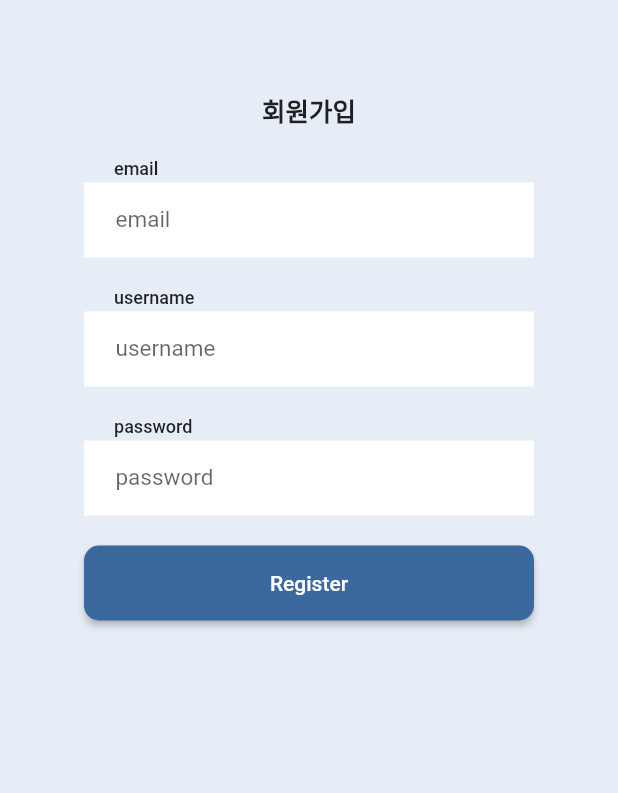
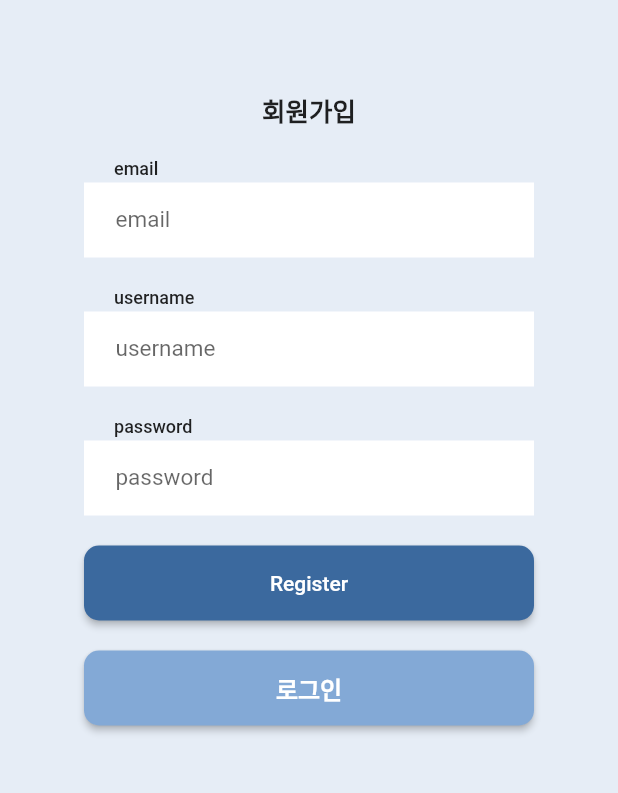
Before and after one commit to 79841/letsdo-admin-app, a Flutter app: the screen it shows after launch, after a tap on "회원가입", on a phone screen of 412 x 824 dp, the part 134-927 px from its top. Run offline on Flutter 3.47's test engine with Material 2 defaults, Android fonts, the phone set to English and light mode, and no system bars; our stand-ins replace flutter_secure_storage, image_picker, jwt_decoder, syncfusion_flutter_charts; accounts and stored records are empty; network calls fail.

Commit message:
kscia admin app 0.2v

```diff
--- a/lib/component/chat/message.dart
+++ b/lib/component/chat/message.dart
@@ -33,6 +33,20 @@ class MessageBoxes extends StatefulWidget {
 }
 
 class MessageBoxesState extends State<MessageBoxes> {
+  bool showMessages = false;
+
+  void scrollToBottomAndShowMessages() {
+    if (showMessages) {
+      return;
+    }
+    widget.scrollToBottom();
+    Timer(const Duration(milliseconds: 200), () {
+      setState(() {
+        showMessages = true;
+      });
+    });
+  }
+
   @override
   void initState() {
     super.initState();
@@ -50,7 +64,9 @@ class MessageBoxesState extends State<MessageBoxes> {
         builder: (context, snapshot) {
           Uint8List? opponentProfileImage = snapshot.data;
 
-          return ListView.builder(
+          ListView messages = ListView.builder(
+            // reverse: true,
+            shrinkWrap: true,
             controller: widget.scrollController,
             itemCount: widget.messages.length,
             itemBuilder: (BuildContext context, int index) {
@@ -107,6 +123,8 @@ class MessageBoxesState extends State<MessageBoxes> {
               );
             },
           );
+          scrollToBottomAndShowMessages();
+          return showMessages ? messages : const CircularProgressIndicator();
         },
       ),
     );
--- a/lib/main.dart
+++ b/lib/main.dart
@@ -1,4 +1,5 @@
 import 'package:flutter/material.dart';
+import 'package:ksica/config/style.dart';
 import 'package:ksica/provider/auth.dart';
 import 'package:ksica/provider/chatroom.dart';
 import 'package:ksica/provider/check_list.dart';
@@ -52,7 +53,7 @@ class MyApp extends StatelessWidget {
     return MaterialApp(
       debugShowCheckedModeBanner: false,
       theme: ThemeData(
-        primaryColor: Colors.blue,
+        primaryColor: darkBlue,
         unselectedWidgetColor: Colors.white,
       ),
       home: const WidgetTree(),
--- a/lib/screen/chat_screen.dart
+++ b/lib/screen/chat_screen.dart
@@ -40,11 +40,6 @@ class _ChatScreenState extends State<ChatScreen> {
   void _scrollToBottom() {
     if (scrollController.hasClients) {
       scrollController.jumpTo(scrollController.position.maxScrollExtent);
-      // scrollController.animateTo(
-      //   scrollController.position.maxScrollExtent,
-      //   duration: const Duration(milliseconds: 100),
-      //   curve: Curves.easeOut,
-      // );
     }
   }
 
--- a/lib/screen/login_register_screen.dart
+++ b/lib/screen/login_register_screen.dart
@@ -241,6 +241,37 @@ class _LoginScreenState extends State<LoginScreen> {
     );
   }
 
+  Widget _changeLoginMode(BuildContext context) {
+    return SizedBox(
+      width: LoginScreenStyle.boxWidth,
+      height: LoginScreenStyle.boxHeight,
+      child: ElevatedButton(
+        style: ButtonStyle(
+          backgroundColor: MaterialStateProperty.all(mainBlue),
+          shape: MaterialStateProperty.all<RoundedRectangleBorder>(
+            RoundedRectangleBorder(
+              borderRadius: BorderRadius.circular(10.0),
+            ),
+          ),
+        ),
+        onPressed: () {
+          setState(
+            () {
+              isLogin = true;
+            },
+          );
+        },
+        child: const Text(
+          '로그인',
+          style: TextStyle(
+            fontSize: LoginScreenStyle.buttonFontSize,
+            fontWeight: LoginScreenStyle.buttonFontWeight,
+          ),
+        ),
+      ),
+    );
+  }
+
   Widget _registerMode(BuildContext context) {
     return SizedBox(
       width: LoginScreenStyle.boxWidth,
@@ -285,6 +316,8 @@ class _LoginScreenState extends State<LoginScreen> {
           ),
           hspace(LoginScreenStyle.bottomMargin),
           _registerButton(context),
+          hspace(LoginScreenStyle.bottomMargin),
+          _changeLoginMode(context),
         ],
       ),
     );
--- a/lib/screen/profile_screen.dart
+++ b/lib/screen/profile_screen.dart
@@ -37,6 +37,7 @@ class _ProfileScreenState extends State<ProfileScreen> {
       _image = File(pickedFile.path);
       await deleteProfileImage();
       await uploadProfileImage(_image!);
+      setState(() {});
     } else {
       print('No image selected.');
     }
--- a/lib/screen/token_login_screen.dart
+++ b/lib/screen/token_login_screen.dart
@@ -3,6 +3,7 @@ import 'dart:async';
 import 'package:flutter/material.dart';
 import 'package:flutter_secure_storage/flutter_secure_storage.dart';
 import 'package:ksica/config/style.dart';
+import 'package:ksica/utils/space.dart';
 import 'package:provider/provider.dart';
 
 import '../provider/auth.dart';
@@ -25,7 +26,6 @@ class TokenLoginScreen extends StatelessWidget {
         if (snapshot.hasError) {
           Timer(const Duration(seconds: 1), () => goToLogin(context));
         } else if (snapshot.hasData) {
-          print("token login snapshot");
           Timer(const Duration(seconds: 1), () async {
             final token = snapshot.data!["Authorization"];
             await storage.write(
@@ -49,15 +49,39 @@ class TokenLoginScreen extends StatelessWidget {
               ),
             );
           });
-          print(snapshot.data);
         }
-        print("token login snapshot");
-        print(snapshot.data);
 
-        return Container(
-          color: lightBlue,
-          child: const Center(
-            child: CircularProgressIndicator(),
+        return Scaffold(
+          body: Container(
+            alignment: Alignment.center,
+            width: MediaQuery.of(context).size.width,
+            height: MediaQuery.of(context).size.height,
+            color: lightBlue,
+            child: Container(
+              alignment: Alignment.center,
+              height: 100.0,
+              width: 200.0,
+              child: Column(
+                children: [
+                  const Text(
+                    "로그인 진행 중",
+                    style: TextStyle(
+                      color: mainBlack,
+                      fontSize: 18.0,
+                      fontWeight: FontWeight.w600,
+                    ),
+                  ),
+                  hspace(10.0),
+                  const SizedBox(
+                    height: 30.0,
+                    width: 30.0,
+                    child: CircularProgressIndicator(
+                      strokeWidth: 4.0,
+                    ),
+                  ),
+                ],
+              ),
+            ),
           ),
         );
       },
```
